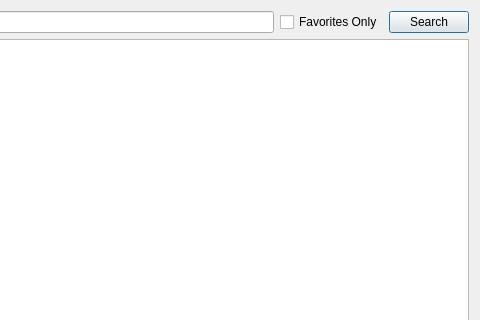
First picture: the form in ReeePlayer/forms/search_dialog.ui, repository FilippVolodin/ReeePlayer, before the edit; both pictures show x 523 to 1003 and y 0 to 320 of the 1003 by 612 pixel window.
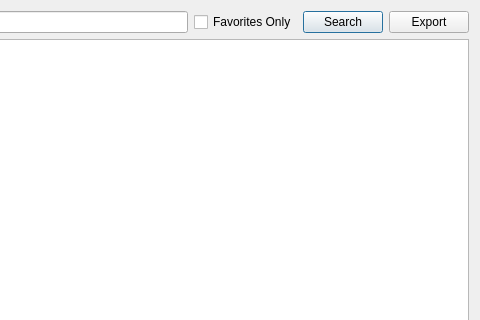
Second picture: the form after the edit.

Commit message: Add export to Anki

```diff
--- a/ReeePlayer/forms/search_dialog.ui
+++ b/ReeePlayer/forms/search_dialog.ui
@@ -60,6 +60,13 @@
        </property>
       </widget>
      </item>
+     <item>
+      <widget class="QPushButton" name="btnExport">
+       <property name="text">
+        <string>Export</string>
+       </property>
+      </widget>
+     </item>
     </layout>
    </item>
    <item>
```
The commit also changes 8 other files.
